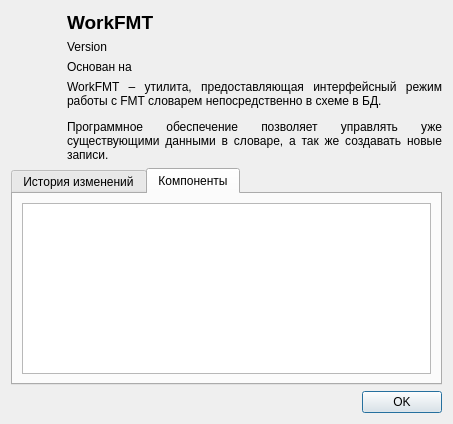
Before: the Qt Designer form FmtLib/ui/aboutdlg.ui in Smitt64/WorkFMT, drawn with Qt 5.
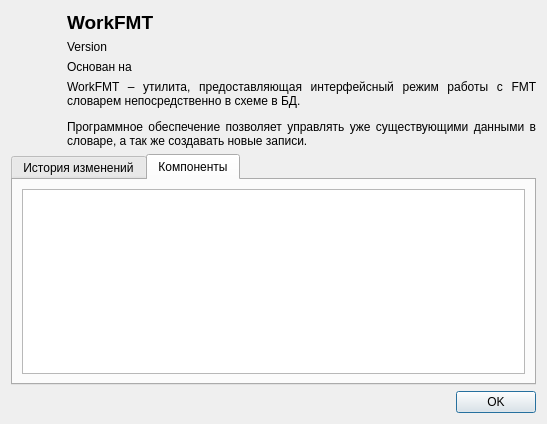
After: the same form once the commit is applied. The open tabs and pages were chosen to show the change. Icons and pictures are not drawn.

Diff of the .ui file:
```diff
--- a/FmtLib/ui/aboutdlg.ui
+++ b/FmtLib/ui/aboutdlg.ui
@@ -6,7 +6,7 @@
    <rect>
     <x>0</x>
     <y>0</y>
-    <width>453</width>
+    <width>547</width>
     <height>424</height>
    </rect>
   </property>
```
Left out of the diff: 2 changed lines with no effect on the pictures.
